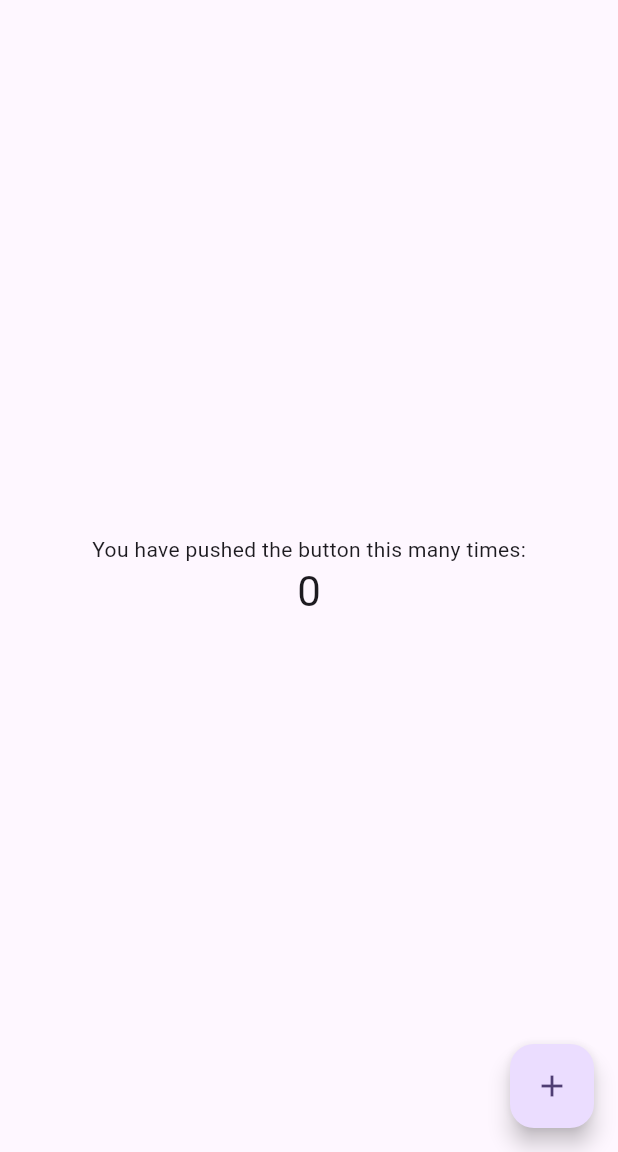
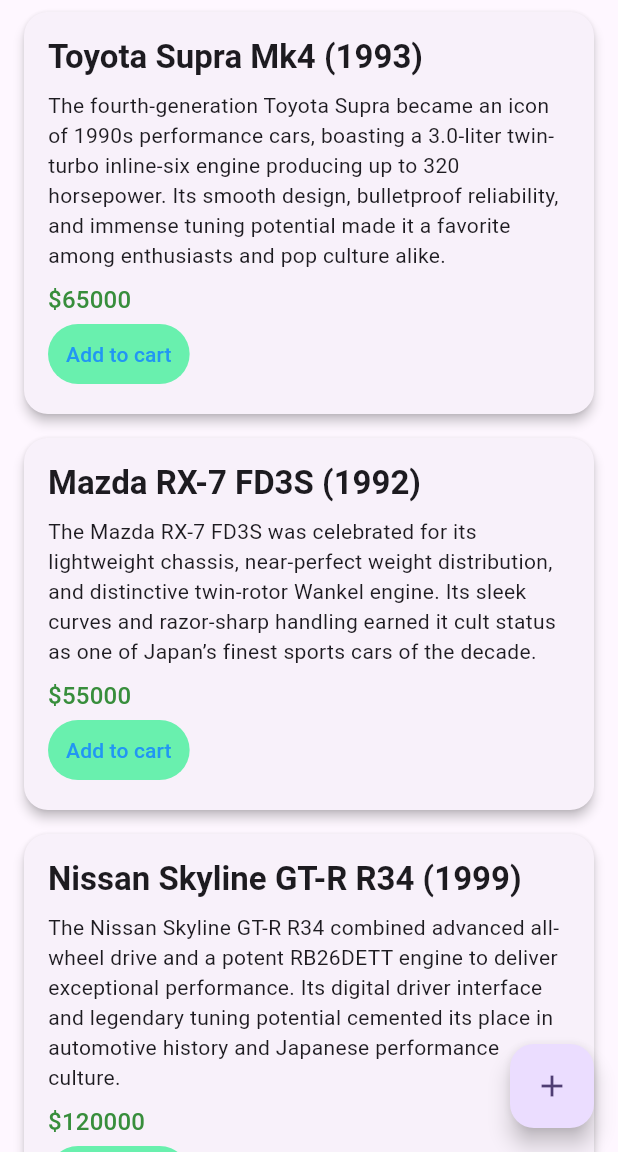
Before and after one commit to ByggL/flutter-shop-miniproject, a Flutter app: the screen it shows after launch, on a phone screen of 412 x 824 dp, the part 84-1236 px from its top. Run offline on Flutter 3.47's test engine with Material 3 defaults, Android fonts, the phone set to English and light mode, and no system bars.

Commit message:
Implemented basic articles list on top of the boilerplate

```diff
--- /dev/null
+++ b/lib/article.dart
@@ -0,0 +1,128 @@
+import 'dart:convert';
+
+import 'package:flutter/material.dart';
+
+class Article {
+  final int id;
+  final String name;
+  final String description;
+  final int price;
+  final String image;
+
+  Article({
+    required this.id,
+    required this.name,
+    required this.description,
+    required this.price,
+    required this.image,
+  });
+
+  factory Article.fromJson(Map<String, dynamic> json) {
+    return Article(
+      id: json['id'],
+      name: json['name'],
+      description: json['description'],
+      price: json['price'],
+      image: json['image'],
+    );
+  }
+}
+
+class ArticleCard extends StatelessWidget {
+  final Article article;
+
+  const ArticleCard({super.key, required this.article});
+
+  @override
+  Widget build(BuildContext context) {
+    return Card(
+      margin: const EdgeInsets.symmetric(vertical: 8, horizontal: 16),
+      elevation: 3,
+      shape: RoundedRectangleBorder(borderRadius: BorderRadius.circular(16)),
+      child: Padding(
+        padding: const EdgeInsets.all(16),
+        child: Column(
+          crossAxisAlignment: CrossAxisAlignment.start,
+          children: [
+            if (article.image.isNotEmpty)
+              ClipRRect(
+                borderRadius: BorderRadius.circular(12),
+                child: Image.network(
+                  article.image,
+                  height: 180,
+                  width: double.infinity,
+                  fit: BoxFit.cover,
+                ),
+              ),
+            if (article.image.isNotEmpty) const SizedBox(height: 12),
+            Text(
+              article.name,
+              style: Theme.of(
+                context,
+              ).textTheme.titleLarge?.copyWith(fontWeight: FontWeight.bold),
+            ),
+            const SizedBox(height: 8),
+            Text(
+              article.description,
+              style: Theme.of(context).textTheme.bodyMedium,
+            ),
+            const SizedBox(height: 8),
+            Text(
+              "\$${article.price.toString()}",
+              style: Theme.of(
+                context,
+              ).textTheme.titleMedium?.copyWith(color: Colors.green[700]),
+            ),
+            TextButton(
+              style: ButtonStyle(
+                foregroundColor: WidgetStateProperty.all<Color>(Colors.blue),
+                backgroundColor: WidgetStateProperty.all<Color>(
+                  Colors.greenAccent,
+                ),
+              ),
+              onPressed: () {},
+              child: Text('Add to cart'),
+            ),
+          ],
+        ),
+      ),
+    );
+  }
+}
+
+class ArticleList extends StatelessWidget {
+  const ArticleList({super.key});
+
+  // Synchronous JSON parsing
+  final String jsonData = '''
+  [
+    {"id":1,"name":"Toyota Supra Mk4 (1993)","description":"The fourth-generation Toyota Supra became an icon of 1990s performance cars, boasting a 3.0-liter twin-turbo inline-six engine producing up to 320 horsepower. Its smooth design, bulletproof reliability, and immense tuning potential made it a favorite among enthusiasts and pop culture alike.","price":65000,"image":""},
+    {"id":2,"name":"Mazda RX-7 FD3S (1992)","description":"The Mazda RX-7 FD3S was celebrated for its lightweight chassis, near-perfect weight distribution, and distinctive twin-rotor Wankel engine. Its sleek curves and razor-sharp handling earned it cult status as one of Japan’s finest sports cars of the decade.","price":55000,"image":""},
+    {"id":3,"name":"Nissan Skyline GT-R R34 (1999)","description":"The Nissan Skyline GT-R R34 combined advanced all-wheel drive and a potent RB26DETT engine to deliver exceptional performance. Its digital driver interface and legendary tuning potential cemented its place in automotive history and Japanese performance culture.","price":120000,"image":""},
+    {"id":4,"name":"Honda NSX (1990)","description":"The Honda NSX redefined supercar standards with everyday usability and precision engineering. Featuring an all-aluminum body, mid-mounted V6, and input from Formula 1 champion Ayrton Senna, it provided a balance of performance and refinement that rivaled European exotics.","price":90000,"image":""},
+    {"id":5,"name":"BMW E36 M3 (1992)","description":"The BMW E36 M3 offered a blend of performance and practicality with its high-revving inline-six engine and balanced chassis. Known for its precise handling and understated looks, it became a benchmark for sports sedans of the 1990s.","price":40000,"image":""},
+    {"id":6,"name":"Porsche 911 (993) (1994)","description":"The Porsche 911 (993) marked the end of the air-cooled era, combining classic Porsche styling with improved handling and performance. Its timeless design and robust build quality make it one of the most sought-after 911 models today.","price":150000,"image":""},
+    {"id":7,"name":"Chevrolet Corvette C5 (1997)","description":"The fifth-generation Corvette introduced the LS1 V8 engine, offering 345 horsepower with improved refinement and comfort. Its composite body and modern suspension made it a capable grand tourer with true American performance DNA.","price":35000,"image":""},
+    {"id":8,"name":"Mitsubishi Lancer Evolution VI (1999)","description":"The Mitsubishi Lancer Evolution VI was built for rally dominance, featuring a turbocharged 2.0-liter engine, all-wheel drive, and aggressive aerodynamics. Its raw performance and razor-sharp response made it a legend among performance sedans.","price":45000,"image":""},
+    {"id":9,"name":"Ferrari F355 (1994)","description":"The Ferrari F355 combined elegant design with cutting-edge performance. Its 3.5-liter V8 produced 375 horsepower, paired with a screaming 8,500 rpm redline. It’s revered for bringing modern drivability to Ferrari’s mid-engine lineup.","price":160000,"image":""},
+    {"id":10,"name":"Acura Integra Type R (1997)","description":"The Acura Integra Type R is often hailed as one of the best-handling front-wheel-drive cars ever built. Its hand-built 1.8-liter VTEC engine, lightweight chassis, and precise gearshift made it a favorite among driving purists and tuners alike.","price":38000,"image":""}
+  ]
+  ''';
+
+  List<Article> parseArticles() {
+    final List<dynamic> data = jsonDecode(jsonData);
+    return data.map((json) => Article.fromJson(json)).toList();
+  }
+
+  @override
+  Widget build(BuildContext context) {
+    final articles = parseArticles();
+
+    return ListView.builder(
+      itemCount: articles.length,
+      itemBuilder: (context, index) {
+        return ArticleCard(article: articles[index]);
+      },
+    );
+  }
+}
--- /dev/null
+++ b/lib/assets/data/articles.json
@@ -0,0 +1,72 @@
+[
+  {
+    "id": 1,
+    "name": "Toyota Supra Mk4 (1993)",
+    "description": "The fourth-generation Toyota Supra became an icon of 1990s performance cars, boasting a 3.0-liter twin-turbo inline-six engine producing up to 320 horsepower. Its smooth design, bulletproof reliability, and immense tuning potential made it a favorite among enthusiasts and pop culture alike.",
+    "price": 65000,
+    "image": ""
+  },
+  {
+    "id": 2,
+    "name": "Mazda RX-7 FD3S (1992)",
+    "description": "The Mazda RX-7 FD3S was celebrated for its lightweight chassis, near-perfect weight distribution, and distinctive twin-rotor Wankel engine. Its sleek curves and razor-sharp handling earned it cult status as one of Japan’s finest sports cars of the decade.",
+    "price": 55000,
+    "image": ""
+  },
+  {
+    "id": 3,
+    "name": "Nissan Skyline GT-R R34 (1999)",
+    "description": "The Nissan Skyline GT-R R34 combined advanced all-wheel drive and a potent RB26DETT engine to deliver exceptional performance. Its digital driver interface and legendary tuning potential cemented its place in automotive history and Japanese performance culture.",
+    "price": 120000,
+    "image": ""
+  },
+  {
+    "id": 4,
+    "name": "Honda NSX (1990)",
+    "description": "The Honda NSX redefined supercar standards with everyday usability and precision engineering. Featuring an all-aluminum body, mid-mounted V6, and input from Formula 1 champion Ayrton Senna, it provided a balance of performance and refinement that rivaled European exotics.",
+    "price": 90000,
+    "image": ""
+  },
+  {
+    "id": 5,
+    "name": "BMW E36 M3 (1992)",
+    "description": "The BMW E36 M3 offered a blend of performance and practicality with its high-revving inline-six engine and balanced chassis. Known for its precise handling and understated looks, it became a benchmark for sports sedans of the 1990s.",
+    "price": 40000,
+    "image": ""
+  },
+  {
+    "id": 6,
+    "name": "Porsche 911 (993) (1994)",
+    "description": "The Porsche 911 (993) marked the end of the air-cooled era, combining classic Porsche styling with improved handling and performance. Its timeless design and robust build quality make it one of the most sought-after 911 models today.",
+    "price": 150000,
+    "image": ""
+  },
+  {
+    "id": 7,
+    "name": "Chevrolet Corvette C5 (1997)",
+    "description": "The fifth-generation Corvette introduced the LS1 V8 engine, offering 345 horsepower with improved refinement and comfort. Its composite body and modern suspension made it a capable grand tourer with true American performance DNA.",
+    "price": 35000,
+    "image": ""
+  },
+  {
+    "id": 8,
+    "name": "Mitsubishi Lancer Evolution VI (1999)",
+    "description": "The Mitsubishi Lancer Evolution VI was built for rally dominance, featuring a turbocharged 2.0-liter engine, all-wheel drive, and aggressive aerodynamics. Its raw performance and razor-sharp response made it a legend among performance sedans.",
+    "price": 45000,
+    "image": ""
+  },
+  {
+    "id": 9,
+    "name": "Ferrari F355 (1994)",
+    "description": "The Ferrari F355 combined elegant design with cutting-edge performance. Its 3.5-liter V8 produced 375 horsepower, paired with a screaming 8,500 rpm redline. It’s revered for bringing modern drivability to Ferrari’s mid-engine lineup.",
+    "price": 160000,
+    "image": ""
+  },
+  {
+    "id": 10,
+    "name": "Acura Integra Type R (1997)",
+    "description": "The Acura Integra Type R is often hailed as one of the best-handling front-wheel-drive cars ever built. Its hand-built 1.8-liter VTEC engine, lightweight chassis, and precise gearshift made it a favorite among driving purists and tuners alike.",
+    "price": 38000,
+    "image": ""
+  }
+]
--- a/lib/main.dart
+++ b/lib/main.dart
@@ -1,6 +1,14 @@
 import 'package:flutter/material.dart';
+import 'package:flutter/services.dart';
+import 'package:miniproject/article.dart';
 
-void main() {
+
+Future<String> loadJsonFile(String path) async {
+  // Loads the file from the Flutter assets and returns it as a String
+  return await rootBundle.loadString(path);
+}
+
+Future<void> main() async {
   runApp(const MyApp());
 }
 
@@ -85,7 +93,8 @@ class _MyHomePageState extends State<MyHomePage> {
         // the App.build method, and use it to set our appbar title.
         title: Text(widget.title),
       ),
-      body: Center(
+      body: ArticleList(),
+      /* body: Center(
         // Center is a layout widget. It takes a single child and positions it
         // in the middle of the parent.
         child: Column(
@@ -111,7 +120,7 @@ class _MyHomePageState extends State<MyHomePage> {
             ),
           ],
         ),
-      ),
+      ), */
       floatingActionButton: FloatingActionButton(
         onPressed: _incrementCounter,
         tooltip: 'Increment',
```
Also changed, not shown: pubspec.yaml (+4 -3 lines).
